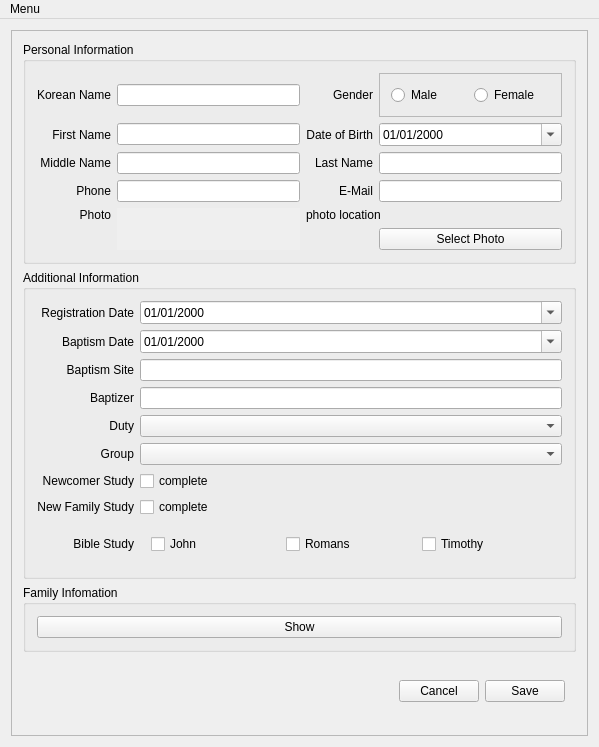
This is gui/newmember.ui in BoraYang/onnuri as Qt 5 draws it before an edit. The edited form follows.
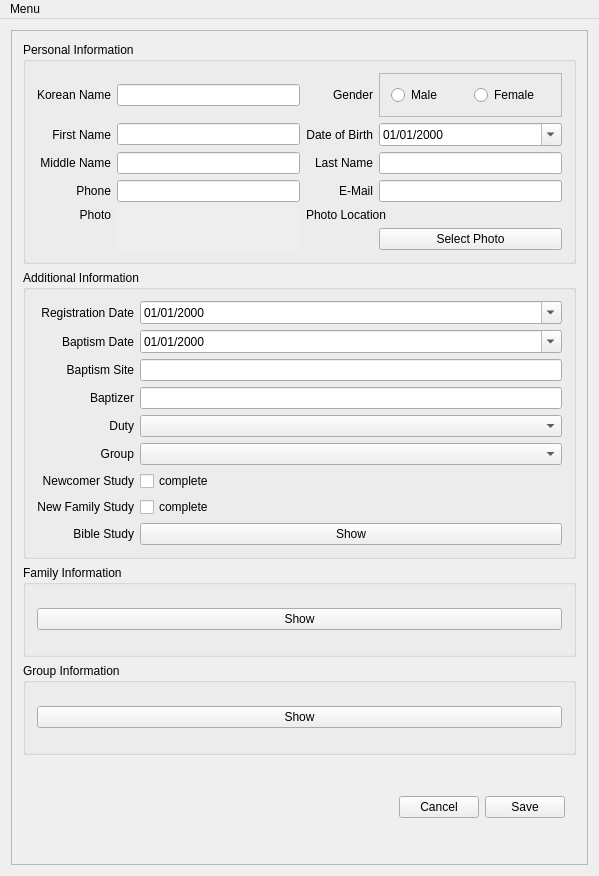
This is the edited form.

Patch:
```diff
--- a/gui/newmember.ui
+++ b/gui/newmember.ui
@@ -7,7 +7,7 @@
     <x>0</x>
     <y>0</y>
     <width>599</width>
-    <height>747</height>
+    <height>876</height>
    </rect>
   </property>
   <property name="windowTitle">
@@ -154,7 +154,7 @@
           <item row="8" column="3" colspan="2">
            <widget class="QLabel" name="lbl_photo_loc">
             <property name="text">
-             <string>photo location</string>
+             <string>Photo Location</string>
             </property>
            </widget>
           </item>
@@ -356,36 +356,10 @@
            </widget>
           </item>
           <item row="8" column="1">
-           <widget class="QFrame" name="frame_4">
-            <property name="frameShape">
-             <enum>QFrame::NoFrame</enum>
+           <widget class="QPushButton" name="pushButton">
+            <property name="text">
+             <string>Show</string>
             </property>
-            <property name="frameShadow">
-             <enum>QFrame::Raised</enum>
-            </property>
-            <layout class="QHBoxLayout" name="horizontalLayout_3">
-             <item>
-              <widget class="QCheckBox" name="chk_john">
-               <property name="text">
-                <string>John</string>
-               </property>
-              </widget>
-             </item>
-             <item>
-              <widget class="QCheckBox" name="chk_romans">
-               <property name="text">
-                <string>Romans</string>
-               </property>
-              </widget>
-             </item>
-             <item>
-              <widget class="QCheckBox" name="chk_timothy">
-               <property name="text">
-                <string>Timothy</string>
-               </property>
-              </widget>
-             </item>
-            </layout>
            </widget>
           </item>
          </layout>
@@ -394,11 +368,27 @@
        <item>
         <widget class="QGroupBox" name="groupBox_3">
          <property name="title">
-          <string>Family Infomation</string>
+          <string>Family Information</string>
          </property>
          <layout class="QVBoxLayout" name="verticalLayout_3">
           <item>
-           <widget class="QPushButton" name="btn_show">
+           <widget class="QPushButton" name="btn_show_family">
+            <property name="text">
+             <string>Show</string>
+            </property>
+           </widget>
+          </item>
+         </layout>
+        </widget>
+       </item>
+       <item>
+        <widget class="QGroupBox" name="groupBox_4">
+         <property name="title">
+          <string>Group Information</string>
+         </property>
+         <layout class="QVBoxLayout" name="verticalLayout_4">
+          <item>
+           <widget class="QPushButton" name="btn_show_group">
             <property name="text">
              <string>Show</string>
             </property>
```
Left out of the diff: 134 changed lines with no effect on the pictures.
